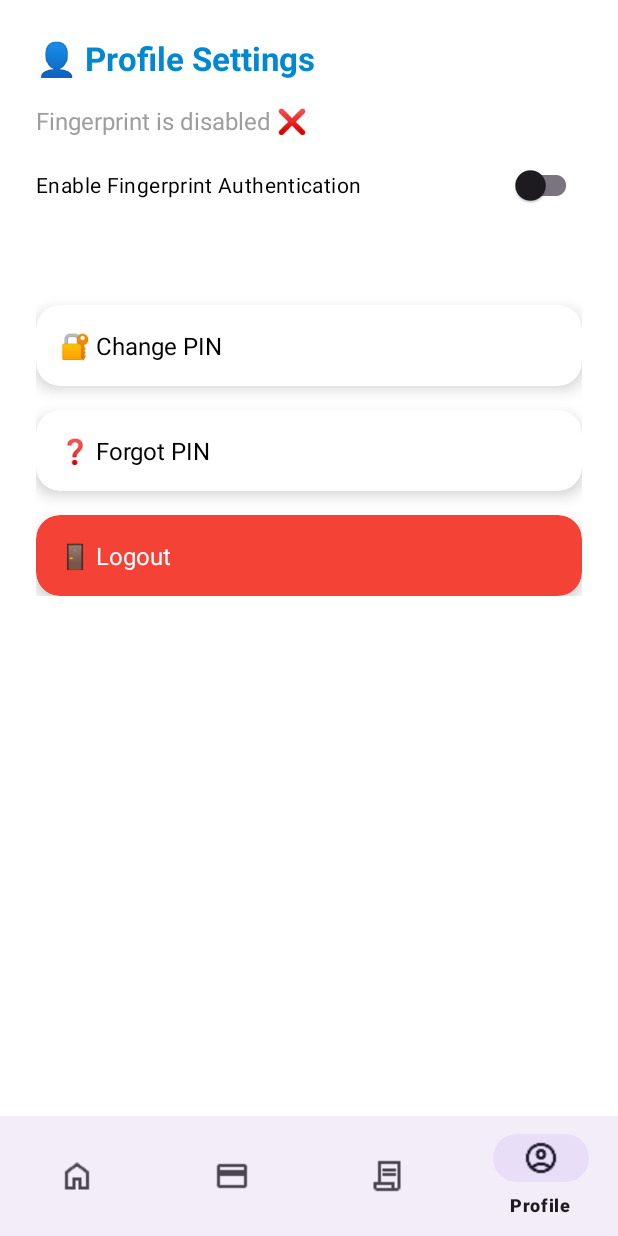
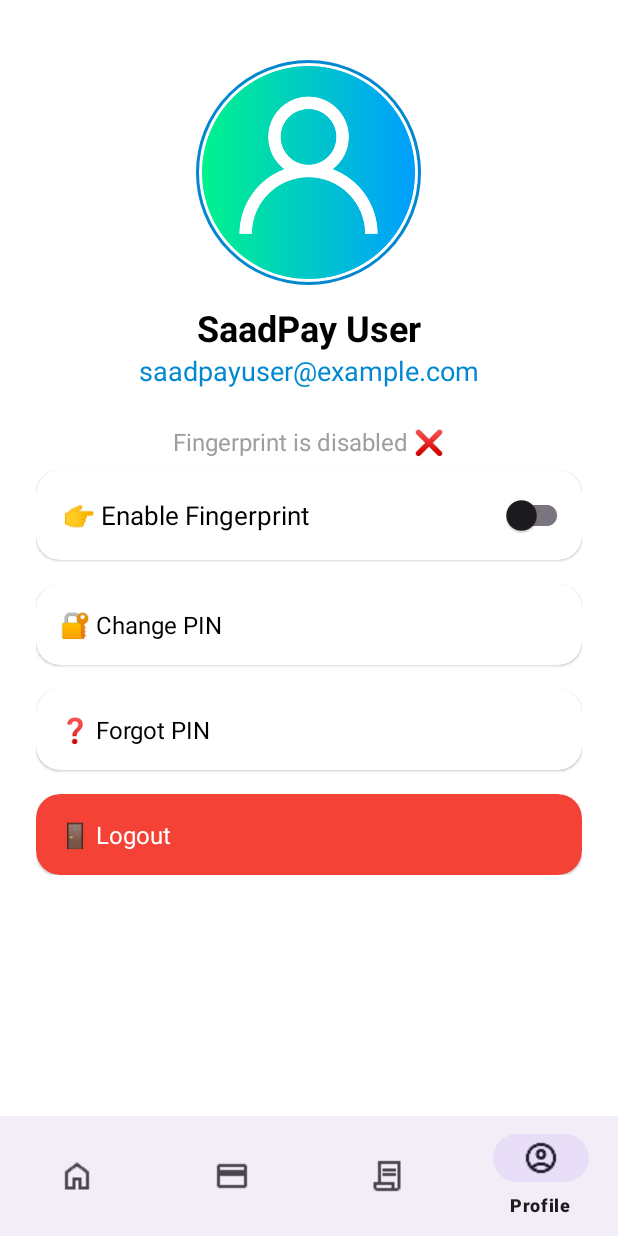
Before and after one commit to chsaad-dev/SaadPay, an Android app: the ProfileFragment screen opened through its navigation route, on a phone screen of 412 x 824 dp. Run offline under Robolectric (Android 15) with nearby library versions, the phone set to English and light mode, and no system bars; our stand-ins replace Firebase (no records; nobody signed in at launch, a user with empty details on screens opened directly), navigation-ui; 3 statements that could not run were skipped.

Commit message:
Brand New Profile Screen Completely Changed Feature Added 1. Profile Pic on top Center 2. USer Name under Profile Image 3. Email under username 4. Compltely new buttons with user friendly emojis.

```diff
--- a/app/build.gradle.kts
+++ b/app/build.gradle.kts
@@ -2,6 +2,7 @@ plugins {
     alias(libs.plugins.android.application)
     alias(libs.plugins.kotlin.android)
     alias(libs.plugins.google.services)
+
 }
 
 android {
@@ -49,7 +50,6 @@ dependencies {
     implementation(libs.androidx.security.crypto.ktx)
     implementation("androidx.fragment:fragment-ktx:1.6.2")
 
-
     implementation(libs.core.ktx)
     implementation(libs.appcompat)
     implementation(libs.material)
--- a/app/src/main/java/com/example/saadpay/presentation/ui/main/profile/ProfileFragment.kt
+++ b/app/src/main/java/com/example/saadpay/presentation/ui/main/profile/ProfileFragment.kt
@@ -7,12 +7,14 @@ import android.view.View
 import android.view.ViewGroup
 import android.widget.Toast
 import androidx.fragment.app.Fragment
+import com.example.saadpay.R
 import com.example.saadpay.databinding.FragmentProfileBinding
 import com.example.saadpay.presentation.ui.login.LoginActivity
 import com.example.saadpay.presentation.ui.security.ChangePinFragment
 import com.example.saadpay.presentation.ui.security.ForgotPinFragment
 import com.example.saadpay.utils.PinPreferenceManager
 import com.google.firebase.auth.FirebaseAuth
+import com.google.firebase.firestore.FirebaseFirestore
 
 class ProfileFragment : Fragment() {
 
@@ -20,6 +22,8 @@ class ProfileFragment : Fragment() {
     private val binding get() = _binding!!
 
     private lateinit var pinPreferenceManager: PinPreferenceManager
+    private lateinit var auth: FirebaseAuth
+    private lateinit var firestore: FirebaseFirestore
 
     override fun onCreateView(
         inflater: LayoutInflater, container: ViewGroup?,
@@ -32,8 +36,31 @@ class ProfileFragment : Fragment() {
     override fun onViewCreated(view: View, savedInstanceState: Bundle?) {
         super.onViewCreated(view, savedInstanceState)
 
+        auth = FirebaseAuth.getInstance()
+        firestore = FirebaseFirestore.getInstance()
         pinPreferenceManager = PinPreferenceManager(requireContext())
 
+        // Set default profile picture (avatar)
+        binding.profileImageView.setImageResource(R.drawable.ic_person)
+
+        // Fetch user info from Firestore
+        val uid = auth.currentUser?.uid
+        if (uid != null) {
+            firestore.collection("users").document(uid).get()
+                .addOnSuccessListener { document ->
+                    if (document.exists()) {
+                        val name = document.getString("name") ?: "N/A"
+                        val email = document.getString("email") ?: "N/A"
+                        binding.profileNameTextView.text = name
+                        binding.profileEmailTextView.text = email
+                    }
+                }
+                .addOnFailureListener {
+                    Toast.makeText(requireContext(), "Failed to load profile info", Toast.LENGTH_SHORT).show()
+                }
+        }
+
+        // Biometric switch
         val isEnabled = pinPreferenceManager.isBiometricEnabled()
         binding.biometricSwitch.isChecked = isEnabled
         updateStatusText(isEnabled)
@@ -57,7 +84,7 @@ class ProfileFragment : Fragment() {
         }
 
         binding.logoutCard.setOnClickListener {
-            FirebaseAuth.getInstance().signOut()
+            auth.signOut()
             startActivity(Intent(requireContext(), LoginActivity::class.java))
             requireActivity().finish()
         }
@@ -73,7 +100,7 @@ class ProfileFragment : Fragment() {
 
     private fun navigateTo(fragment: Fragment) {
         requireActivity().supportFragmentManager.beginTransaction()
-            .replace(com.example.saadpay.R.id.nav_host_fragment, fragment)
+            .replace(R.id.nav_host_fragment, fragment)
             .addToBackStack(null)
             .commit()
     }
--- /dev/null
+++ b/app/src/main/res/drawable/bg_profile_circle.xml
@@ -0,0 +1,8 @@
+<?xml version="1.0" encoding="utf-8"?>
+<shape xmlns:android="http://schemas.android.com/apk/res/android"
+    android:shape="oval">
+    <solid android:color="@color/white"/>
+    <stroke
+        android:width="2dp"
+        android:color="@color/primaryColor"/>
+</shape>
--- a/app/src/main/res/layout/fragment_dashboard.xml
+++ b/app/src/main/res/layout/fragment_dashboard.xml
@@ -63,7 +63,7 @@
             android:layout_height="wrap_content"
             android:layout_marginBottom="24dp"
             card_view:cardCornerRadius="24dp"
-            card_view:cardElevation="10dp"
+            card_view:cardElevation="2dp"
             card_view:cardBackgroundColor="@color/primaryColor">
 
             <RelativeLayout
@@ -111,7 +111,7 @@
             android:layout_height="wrap_content"
             android:layout_marginBottom="16dp"
             card_view:cardCornerRadius="16dp"
-            card_view:cardElevation="4dp"
+            card_view:cardElevation="2dp"
             card_view:cardBackgroundColor="@color/light_gray">
 
             <LinearLayout
@@ -143,7 +143,7 @@
             android:layout_width="match_parent"
             android:layout_height="wrap_content"
             card_view:cardCornerRadius="16dp"
-            card_view:cardElevation="4dp"
+            card_view:cardElevation="2dp"
             card_view:cardBackgroundColor="@color/light_gray">
 
             <LinearLayout
--- a/app/src/main/res/layout/fragment_profile.xml
+++ b/app/src/main/res/layout/fragment_profile.xml
@@ -9,19 +9,41 @@
         android:id="@+id/profileRoot"
         android:layout_width="match_parent"
         android:layout_height="wrap_content"
+        android:orientation="vertical"
         android:padding="24dp"
-        android:orientation="vertical">
+        android:gravity="center_horizontal">
 
-        <!-- Title -->
+        <!-- Profile Image -->
+        <ImageView
+            android:id="@+id/profileImageView"
+            android:layout_width="150dp"
+            android:layout_height="150dp"
+            android:src="@drawable/ic_person"
+            android:layout_marginTop="16dp"
+            android:layout_marginBottom="12dp"
+            android:scaleType="centerCrop"
+            android:background="@drawable/bg_profile_circle"
+            android:padding="4dp" />
+
+        <!-- Name -->
         <TextView
-            android:id="@+id/profileTitle"
+            android:id="@+id/profileNameTextView"
             android:layout_width="wrap_content"
             android:layout_height="wrap_content"
-            android:text="👤 Profile Settings"
-            android:textSize="22sp"
+            android:text="SaadPay User"
+            android:textSize="24sp"
             android:textStyle="bold"
+            android:textColor="@color/black" />
+
+        <!-- Email -->
+        <TextView
+            android:id="@+id/profileEmailTextView"
+            android:layout_width="wrap_content"
+            android:layout_height="wrap_content"
+            android:text="saadpayuser@example.com"
+            android:textSize="18sp"
             android:textColor="@color/primaryColor"
-            android:paddingBottom="16dp" />
+            android:layout_marginBottom="24dp" />
 
         <!-- Fingerprint Status -->
         <TextView
@@ -33,27 +55,47 @@
             android:textColor="@color/gray"
             android:layout_marginBottom="8dp" />
 
-        <androidx.appcompat.widget.SwitchCompat
-            android:id="@+id/biometricSwitch"
+        <!-- Biometric Switch Card -->
+        <androidx.cardview.widget.CardView
             android:layout_width="match_parent"
             android:layout_height="wrap_content"
-            android:text="Enable Fingerprint Authentication"
-            android:textColor="@color/black"
-            android:layout_marginBottom="24dp" />
+            card_view:cardCornerRadius="16dp"
+            card_view:cardElevation="1dp"
+            card_view:cardBackgroundColor="@color/white"
+            android:layout_marginBottom="16dp">
 
-        <!-- Spacer to push actions lower -->
-        <View
-            android:layout_width="match_parent"
-            android:layout_height="32dp" />
+            <LinearLayout
+                android:layout_width="match_parent"
+                android:layout_height="wrap_content"
+                android:orientation="horizontal"
+                android:padding="6dp"
+                android:gravity="center_vertical"
+                android:layout_marginStart="12dp"
+                >
 
+                <TextView
+                    android:layout_width="0dp"
+                    android:layout_weight="1"
+                    android:layout_height="wrap_content"
+                    android:text="👉 Enable Fingerprint"
+                    android:textSize="17sp"
+                    android:textColor="@color/black" />
 
+                <androidx.appcompat.widget.SwitchCompat
+                    android:id="@+id/biometricSwitch"
+                    android:layout_width="wrap_content"
+                    android:layout_height="wrap_content" />
+            </LinearLayout>
+        </androidx.cardview.widget.CardView>
+
+        <!-- Change PIN -->
         <androidx.cardview.widget.CardView
             android:id="@+id/changePinCard"
             android:layout_width="match_parent"
             android:layout_height="wrap_content"
             android:layout_marginBottom="16dp"
             card_view:cardCornerRadius="16dp"
-            card_view:cardElevation="6dp"
+            card_view:cardElevation="1dp"
             card_view:cardBackgroundColor="@color/white">
 
             <TextView
@@ -65,13 +107,14 @@
                 android:padding="16dp" />
         </androidx.cardview.widget.CardView>
 
+        <!-- Forgot PIN -->
         <androidx.cardview.widget.CardView
             android:id="@+id/forgotPinCard"
             android:layout_width="match_parent"
             android:layout_height="wrap_content"
             android:layout_marginBottom="16dp"
             card_view:cardCornerRadius="16dp"
-            card_view:cardElevation="6dp"
+            card_view:cardElevation="1dp"
             card_view:cardBackgroundColor="@color/white">
 
             <TextView
@@ -83,12 +126,13 @@
                 android:padding="16dp" />
         </androidx.cardview.widget.CardView>
 
+        <!-- Logout -->
         <androidx.cardview.widget.CardView
             android:id="@+id/logoutCard"
             android:layout_width="match_parent"
             android:layout_height="wrap_content"
             card_view:cardCornerRadius="16dp"
-            card_view:cardElevation="6dp"
+            card_view:cardElevation="1dp"
             card_view:cardBackgroundColor="@color/red">
 
             <TextView
@@ -99,6 +143,5 @@
                 android:textSize="16sp"
                 android:padding="16dp" />
         </androidx.cardview.widget.CardView>
-
     </LinearLayout>
 </ScrollView>
--- a/gradle/libs.versions.toml
+++ b/gradle/libs.versions.toml
@@ -39,7 +39,6 @@ appcompat = { group = "androidx.appcompat", name = "appcompat", version.ref = "a
 firebase-bom = { group = "com.google.firebase", name = "firebase-bom", version = "32.7.2" }
 material = { group = "com.google.android.material", name = "material", version.ref = "material" }
 constraint-layout = { group = "androidx.constraintlayout", name = "constraintlayout", version.ref = "constraintLayout" }
-
 lifecycle-viewmodel-ktx = { group = "androidx.lifecycle", name = "lifecycle-viewmodel-ktx", version.ref = "lifecycle" }
 lifecycle-livedata-ktx = { group = "androidx.lifecycle", name = "lifecycle-livedata-ktx", version.ref = "lifecycle" }
 lifecycle-runtime-ktx = { group = "androidx.lifecycle", name = "lifecycle-runtime-ktx", version.ref = "lifecycle" }
```
